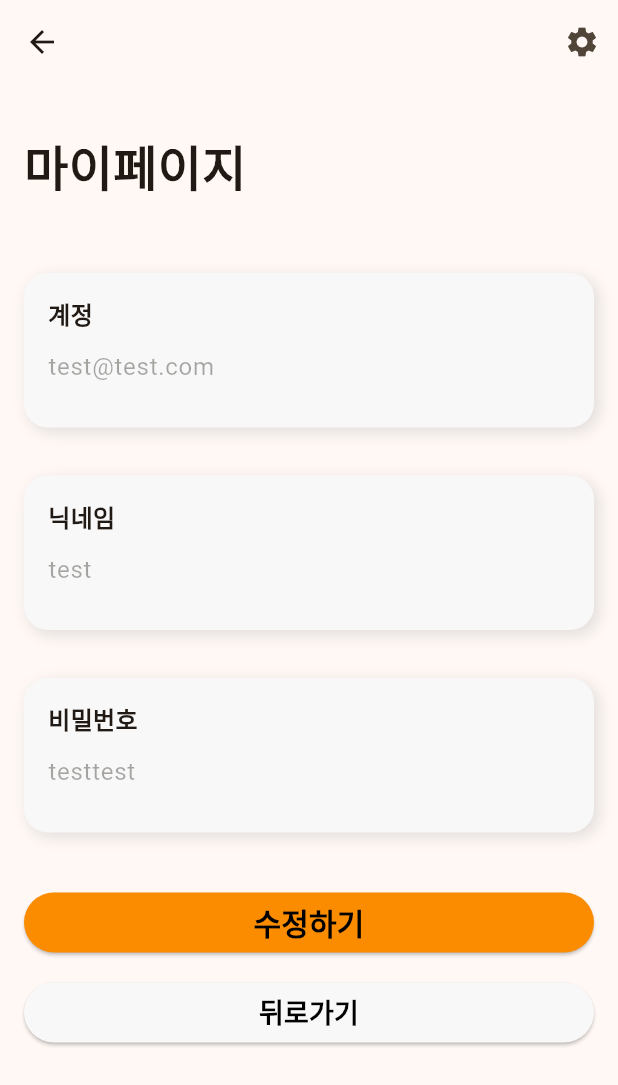
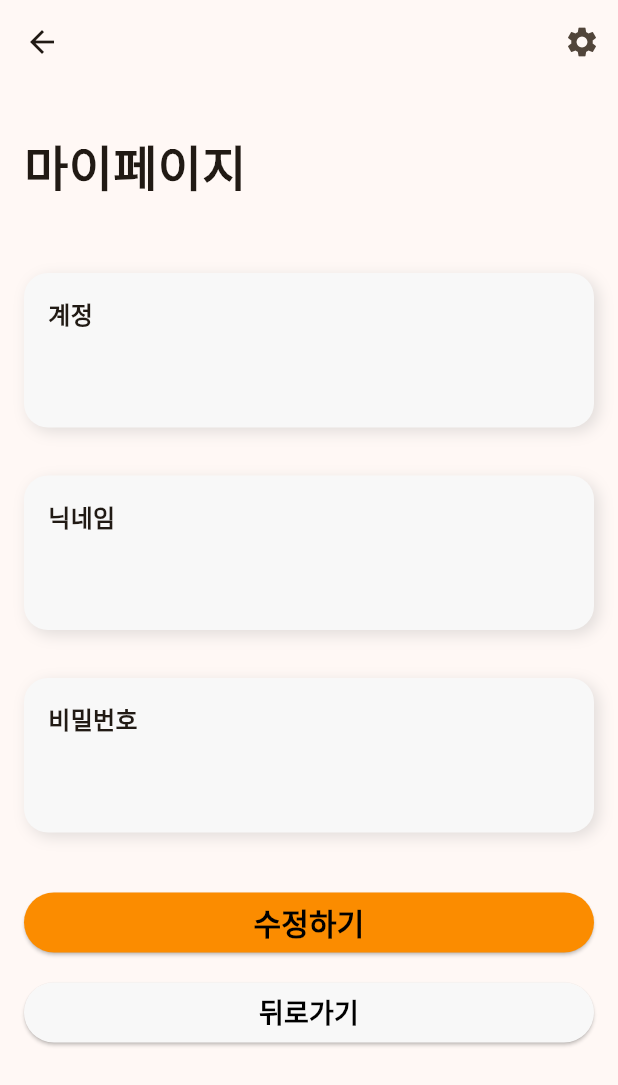
Before and after one commit to orm-Janggo/flutter_project_orm_Janggo, a Flutter app: the MypageScreen screen opened by its route, on a phone screen of 412 x 824 dp. Shown: the top 1085 px of the screen. Run offline on Flutter 3.47's test engine with Material 3 defaults, Android fonts, the phone set to English and light mode, and no system bars; our stand-ins replace firebase_auth, firebase_core, flutter_dotenv, freezed_annotation, go_router, lottie and 1 more; missing offline and left inert: dart:ffi, kakao_flutter_sdk_user; accounts and stored records are empty; statements that could not run were skipped.

Commit message:
[ADD] add user info to text controller

```diff
--- a/lib/presentation/mypage_screen.dart
+++ b/lib/presentation/mypage_screen.dart
@@ -15,9 +15,9 @@ class _MypageScreenState extends State<MypageScreen> {
 
   fba.User? _emailUser;
 
-  late TextEditingController _accountController;
-  late TextEditingController _nickNameController;
-  late TextEditingController _passwordController;
+  final _accountController = TextEditingController();
+  final _nickNameController = TextEditingController();
+  final _passwordController = TextEditingController();
 
   // 설정 버튼 눌렀을때 수정 가능여부  => true : textFormField 수정 가능, false : textFormField 수정 불가능
   bool isChanged = false;
@@ -37,9 +37,9 @@ class _MypageScreenState extends State<MypageScreen> {
   void initState() {
     super.initState();
     // TextEditingController(text: ''); 이 곳에 불러온 개인정보 넣으시면 돼요.
-    _accountController = TextEditingController(text: 'test@test.com');
-    _nickNameController = TextEditingController(text: 'test');
-    _passwordController = TextEditingController(text: 'testtest');
+    _accountController.text = _emailUser!.email!;
+    _nickNameController.text = _emailUser!.displayName!;
+    _passwordController.text = '';
   }
 
   @override
```
